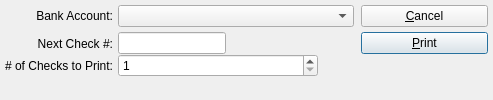
The window that xtuple/trunk/guiclient/printChecks.ui (WooodHead/xtuple) describes before a commit, drawn with Qt 5.
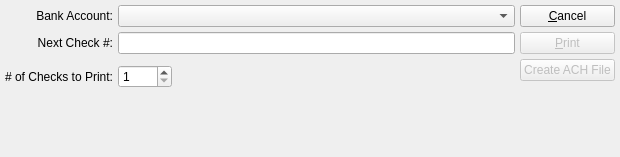
The same window after the commit. Custom widgets are drawn as their Qt base class.

Commit message: issue #6909 - implement outbound ACH check support

What changed in the file:
```diff
--- a/xtuple/trunk/guiclient/printChecks.ui
+++ b/xtuple/trunk/guiclient/printChecks.ui
@@ -5,101 +5,40 @@
    <rect>
     <x>0</x>
     <y>0</y>
-    <width>493</width>
-    <height>100</height>
+    <width>620</width>
+    <height>157</height>
    </rect>
   </property>
   <property name="windowTitle" >
    <string>Print Checks</string>
   </property>
   <layout class="QHBoxLayout" >
-   <property name="spacing" >
-    <number>7</number>
-   </property>
-   <property name="leftMargin" >
-    <number>5</number>
-   </property>
-   <property name="topMargin" >
-    <number>5</number>
-   </property>
-   <property name="rightMargin" >
-    <number>5</number>
-   </property>
-   <property name="bottomMargin" >
-    <number>5</number>
-   </property>
-   <item>
-    <layout class="QVBoxLayout" >
-     <property name="spacing" >
-      <number>0</number>
-     </property>
-     <property name="leftMargin" >
-      <number>0</number>
-     </property>
-     <property name="topMargin" >
-      <number>0</number>
-     </property>
-     <property name="rightMargin" >
-      <number>0</number>
-     </property>
-     <property name="bottomMargin" >
-      <number>0</number>
-     </property>
      <item>
       <layout class="QGridLayout" >
-       <property name="leftMargin" >
-        <number>0</number>
+     <item row="0" column="0" >
+      <widget class="QLabel" name="_bankaccntLit" >
+       <property name="text" >
+        <string>Bank Account:</string>
        </property>
-       <property name="topMargin" >
-        <number>0</number>
+       <property name="alignment" >
+        <set>Qt::AlignRight|Qt::AlignTrailing|Qt::AlignVCenter</set>
        </property>
-       <property name="rightMargin" >
-        <number>0</number>
-       </property>
-       <property name="bottomMargin" >
-        <number>0</number>
-       </property>
-       <property name="horizontalSpacing" >
-        <number>5</number>
-       </property>
-       <property name="verticalSpacing" >
-        <number>5</number>
-       </property>
+      </widget>
+     </item>
        <item row="0" column="1" >
         <widget class="XComboBox" name="_bankaccnt" />
        </item>
+     <item row="1" column="0" >
+      <widget class="QLabel" name="_nextCheckNumLit" >
+       <property name="text" >
+        <string>Next Check #:</string>
+       </property>
+       <property name="alignment" >
+        <set>Qt::AlignRight|Qt::AlignTrailing|Qt::AlignVCenter</set>
+       </property>
+      </widget>
+     </item>
        <item row="1" column="1" >
-        <layout class="QVBoxLayout" >
-         <property name="spacing" >
-          <number>0</number>
-         </property>
-         <property name="leftMargin" >
-          <number>0</number>
-         </property>
-         <property name="topMargin" >
-          <number>0</number>
-         </property>
-         <property name="rightMargin" >
-          <number>0</number>
-         </property>
-         <property name="bottomMargin" >
-          <number>0</number>
-         </property>
-         <item>
-          <layout class="QHBoxLayout" >
-           <property name="leftMargin" >
-            <number>0</number>
-           </property>
-           <property name="topMargin" >
-            <number>0</number>
-           </property>
-           <property name="rightMargin" >
-            <number>0</number>
-           </property>
-           <property name="bottomMargin" >
-            <number>0</number>
-           </property>
-           <item>
             <widget class="QLineEdit" name="_nextCheckNum" >
              <property name="sizePolicy" >
               <sizepolicy vsizetype="Fixed" hsizetype="Preferred" >
@@ -109,41 +48,18 @@
              </property>
             </widget>
            </item>
-           <item>
-            <spacer>
-             <property name="orientation" >
-              <enum>Qt::Vertical</enum>
-             </property>
-             <property name="sizeType" >
-              <enum>QSizePolicy::Expanding</enum>
-             </property>
-             <property name="sizeHint" >
-              <size>
-               <width>128</width>
-               <height>0</height>
-              </size>
-             </property>
-            </spacer>
-           </item>
-          </layout>
-         </item>
-         <item>
+     <item row="2" column="0" >
+      <widget class="QLabel" name="_numberOfChecksLit" >
+       <property name="text" >
+        <string># of Checks to Print:</string>
+       </property>
+       <property name="alignment" >
+        <set>Qt::AlignRight|Qt::AlignTrailing|Qt::AlignVCenter</set>
+       </property>
+      </widget>
+     </item>
+     <item row="2" column="1" >
           <layout class="QHBoxLayout" >
-           <property name="spacing" >
-            <number>0</number>
-           </property>
-           <property name="leftMargin" >
-            <number>0</number>
-           </property>
-           <property name="topMargin" >
-            <number>0</number>
-           </property>
-           <property name="rightMargin" >
-            <number>0</number>
-           </property>
-           <property name="bottomMargin" >
-            <number>0</number>
-           </property>
            <item>
             <widget class="QSpinBox" name="_numberOfChecks" >
              <property name="minimum" >
@@ -157,75 +73,22 @@
            <item>
             <spacer>
              <property name="orientation" >
-              <enum>Qt::Vertical</enum>
+          <enum>Qt::Horizontal</enum>
              </property>
              <property name="sizeType" >
               <enum>QSizePolicy::Expanding</enum>
              </property>
              <property name="sizeHint" >
               <size>
-               <width>36</width>
-               <height>0</height>
+           <width>0</width>
+           <height>36</height>
               </size>
              </property>
             </spacer>
            </item>
           </layout>
          </item>
-        </layout>
-       </item>
-       <item row="1" column="0" >
-        <layout class="QVBoxLayout" >
-         <property name="spacing" >
-          <number>0</number>
-         </property>
-         <property name="leftMargin" >
-          <number>0</number>
-         </property>
-         <property name="topMargin" >
-          <number>0</number>
-         </property>
-         <property name="rightMargin" >
-          <number>0</number>
-         </property>
-         <property name="bottomMargin" >
-          <number>0</number>
-         </property>
-         <item>
-          <widget class="QLabel" name="_nextCheckNumLit" >
-           <property name="text" >
-            <string>Next Check #:</string>
-           </property>
-           <property name="alignment" >
-            <set>Qt::AlignRight|Qt::AlignTrailing|Qt::AlignVCenter</set>
-           </property>
-          </widget>
-         </item>
-         <item>
-          <widget class="QLabel" name="_numberOfChecksLit" >
-           <property name="text" >
-            <string># of Checks to Print:</string>
-           </property>
-           <property name="alignment" >
-            <set>Qt::AlignRight|Qt::AlignTrailing|Qt::AlignVCenter</set>
-           </property>
-          </widget>
-         </item>
-        </layout>
-       </item>
-       <item row="0" column="0" >
-        <widget class="QLabel" name="_bankaccntLit" >
-         <property name="text" >
-          <string>Bank Account:</string>
-         </property>
-         <property name="alignment" >
-          <set>Qt::AlignRight|Qt::AlignTrailing|Qt::AlignVCenter</set>
-         </property>
-        </widget>
-       </item>
-      </layout>
-     </item>
-     <item>
+     <item row="3" column="0" >
       <spacer>
        <property name="orientation" >
         <enum>Qt::Vertical</enum>
@@ -235,8 +98,8 @@
        </property>
        <property name="sizeHint" >
         <size>
-         <width>16</width>
-         <height>16</height>
+         <width>0</width>
+         <height>0</height>
         </size>
        </property>
       </spacer>
@@ -286,6 +149,9 @@
        </item>
        <item>
         <widget class="QPushButton" name="_print" >
+         <property name="enabled" >
+          <bool>false</bool>
+         </property>
          <property name="text" >
           <string>&amp;Print</string>
          </property>
@@ -297,6 +163,16 @@
          </property>
         </widget>
        </item>
+       <item>
+        <widget class="QPushButton" name="_createACH" >
+         <property name="enabled" >
+          <bool>false</bool>
+         </property>
+         <property name="text" >
+          <string>Create ACH File</string>
+         </property>
+        </widget>
+       </item>
       </layout>
      </item>
      <item>
```
Left out of the diff: 5 changed lines with no effect on the pictures. Lines whose indentation alone changed are shown as unchanged. The commit also changes 35 other files.
